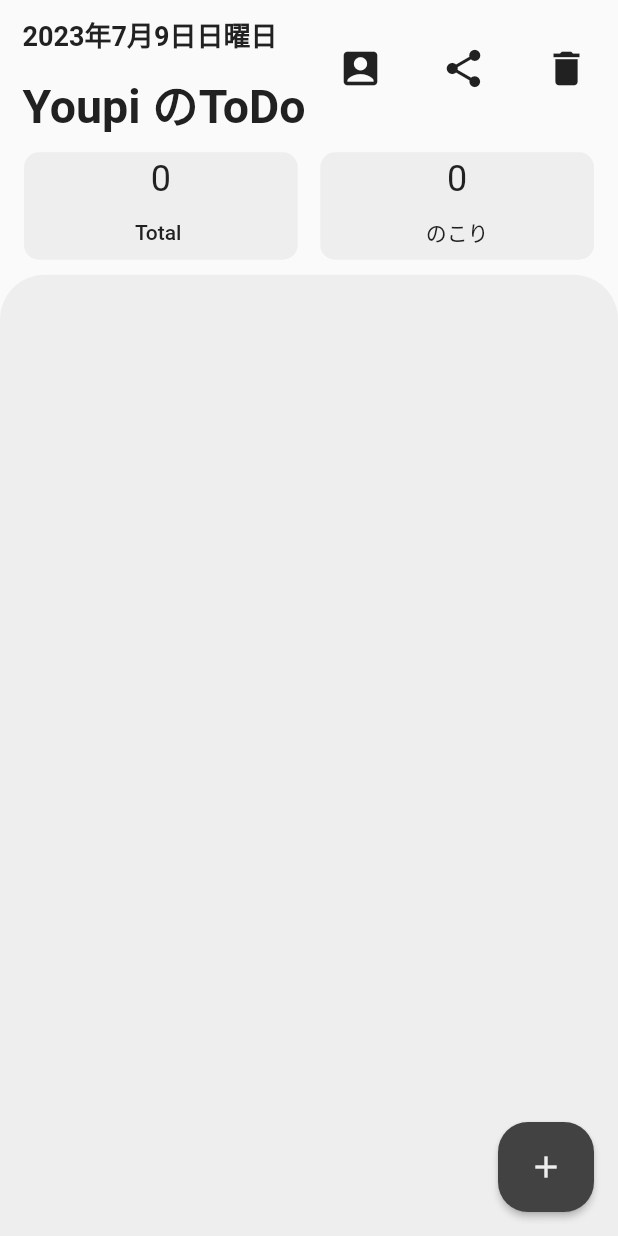
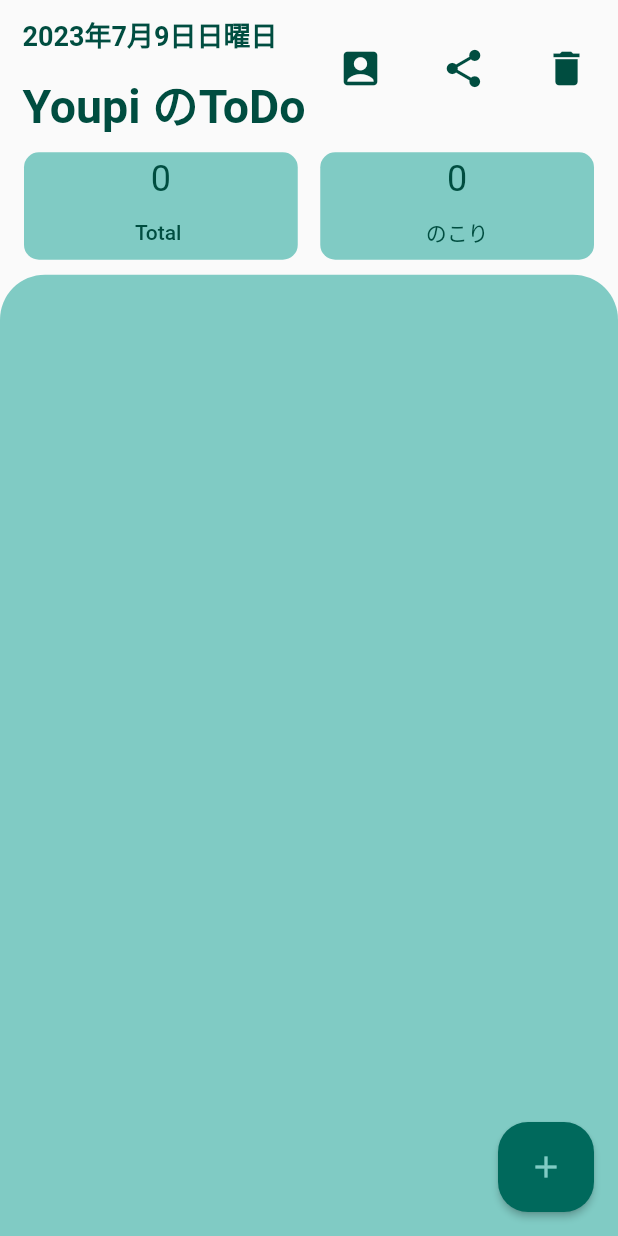
Before and after one commit to sinaxyxx/todolist, a Flutter app: the screen it shows after launch, on a phone screen of 412 x 824 dp. Run offline on Flutter 3.47's test engine with Material 2 defaults, Android fonts, the phone set to English and light mode, and no system bars; our stand-ins replace share_plus.

Commit message:
色の変更

```diff
--- a/lib/brain/const.dart
+++ b/lib/brain/viewModel.dart
@@ -2,7 +2,6 @@ import 'package:flutter/material.dart';
 import 'package:intl/intl.dart';
 import 'package:list_todo3/brain/task.dart';
 import 'package:list_todo3/brain/user.dart';
-import 'package:intl/intl.dart';
 import 'package:intl/date_symbol_data_local.dart';
 
 class AppViewBrain extends ChangeNotifier {
@@ -14,10 +13,10 @@ class AppViewBrain extends ChangeNotifier {
     return DateFormat.yMMMMEEEEd('ja').format(DateTime.now()).toString();
   }
 
-  Color clrlvl1 = Colors.grey.shade50;
-  Color clrlvl2 = Colors.grey.shade200;
-  Color clrlvl3 = Colors.grey.shade800;
-  Color clrlvl4 = Colors.grey.shade900;
+  Color clrlvl1 = Colors.teal.shade50;
+  Color clrlvl2 = Colors.teal.shade200;
+  Color clrlvl3 = Colors.teal.shade800;
+  Color clrlvl4 = Colors.teal.shade900;
 
   String get username => user.username;
 
--- a/lib/main.dart
+++ b/lib/main.dart
@@ -1,5 +1,5 @@
 import 'package:flutter/material.dart';
-import 'package:list_todo3/brain/const.dart';
+import 'package:list_todo3/brain/viewModel.dart';
 import 'package:provider/provider.dart';
 
 import 'view/input_page.dart';
--- a/lib/view/bottom_sheet_view.dart
+++ b/lib/view/bottom_sheet_view.dart
@@ -1,5 +1,5 @@
 import 'package:flutter/material.dart';
-import 'package:list_todo3/brain/const.dart';
+import 'package:list_todo3/brain/viewModel.dart';
 import 'package:list_todo3/view/task_input_page.dart';
 import 'package:provider/provider.dart';
 
--- a/lib/view/delete_bottom_sheet_view.dart
+++ b/lib/view/delete_bottom_sheet_view.dart
@@ -1,5 +1,5 @@
 import 'package:flutter/material.dart';
-import 'package:list_todo3/brain/const.dart';
+import 'package:list_todo3/brain/viewModel.dart';
 import 'package:provider/provider.dart';
 
 class DeleteBottomSheetView extends StatelessWidget {
--- a/lib/view/header_view.dart
+++ b/lib/view/header_view.dart
@@ -1,5 +1,5 @@
 import 'package:flutter/material.dart';
-import 'package:list_todo3/brain/const.dart';
+import 'package:list_todo3/brain/viewModel.dart';
 import 'package:list_todo3/view/setting_bottom_sheet_view.dart';
 import 'package:provider/provider.dart';
 import 'package:share_plus/share_plus.dart';
--- a/lib/view/setting_bottom_sheet_view.dart
+++ b/lib/view/setting_bottom_sheet_view.dart
@@ -1,5 +1,5 @@
 import 'package:flutter/material.dart';
-import 'package:list_todo3/brain/const.dart';
+import 'package:list_todo3/brain/viewModel.dart';
 import 'package:provider/provider.dart';
 
 class SettingBottomSheetView extends StatelessWidget {
--- a/lib/view/task_info_view.dart
+++ b/lib/view/task_info_view.dart
@@ -1,5 +1,5 @@
 import 'package:flutter/material.dart';
-import 'package:list_todo3/brain/const.dart';
+import 'package:list_todo3/brain/viewModel.dart';
 import 'package:provider/provider.dart';
 
 class TaskInfoView extends StatelessWidget {
--- a/lib/view/task_input_page.dart
+++ b/lib/view/task_input_page.dart
@@ -1,5 +1,5 @@
 import 'package:flutter/material.dart';
-import 'package:list_todo3/brain/const.dart';
+import 'package:list_todo3/brain/viewModel.dart';
 import 'package:provider/provider.dart';
 
 import '../brain/task.dart';
--- a/lib/view/task_list_view.dart
+++ b/lib/view/task_list_view.dart
@@ -1,7 +1,7 @@
 import 'package:flutter/material.dart';
 import 'package:provider/provider.dart';
 
-import '../brain/const.dart';
+import '../brain/viewModel.dart';
 
 class TaskListView extends StatelessWidget {
   const TaskListView({super.key});
@@ -58,7 +58,7 @@ class TaskListView extends StatelessWidget {
                                 viewBrain.setValue(index, value!);
                               },
                               side: BorderSide(
-                                  width: 2, color: Colors.purple.shade900)),
+                                  width: 2, color: viewBrain.clrlvl3)),
                         ),
                       );
                     })));
```
Also changed, not shown: lib/view/list_sort.dart (deleted, +0 -16 lines).
